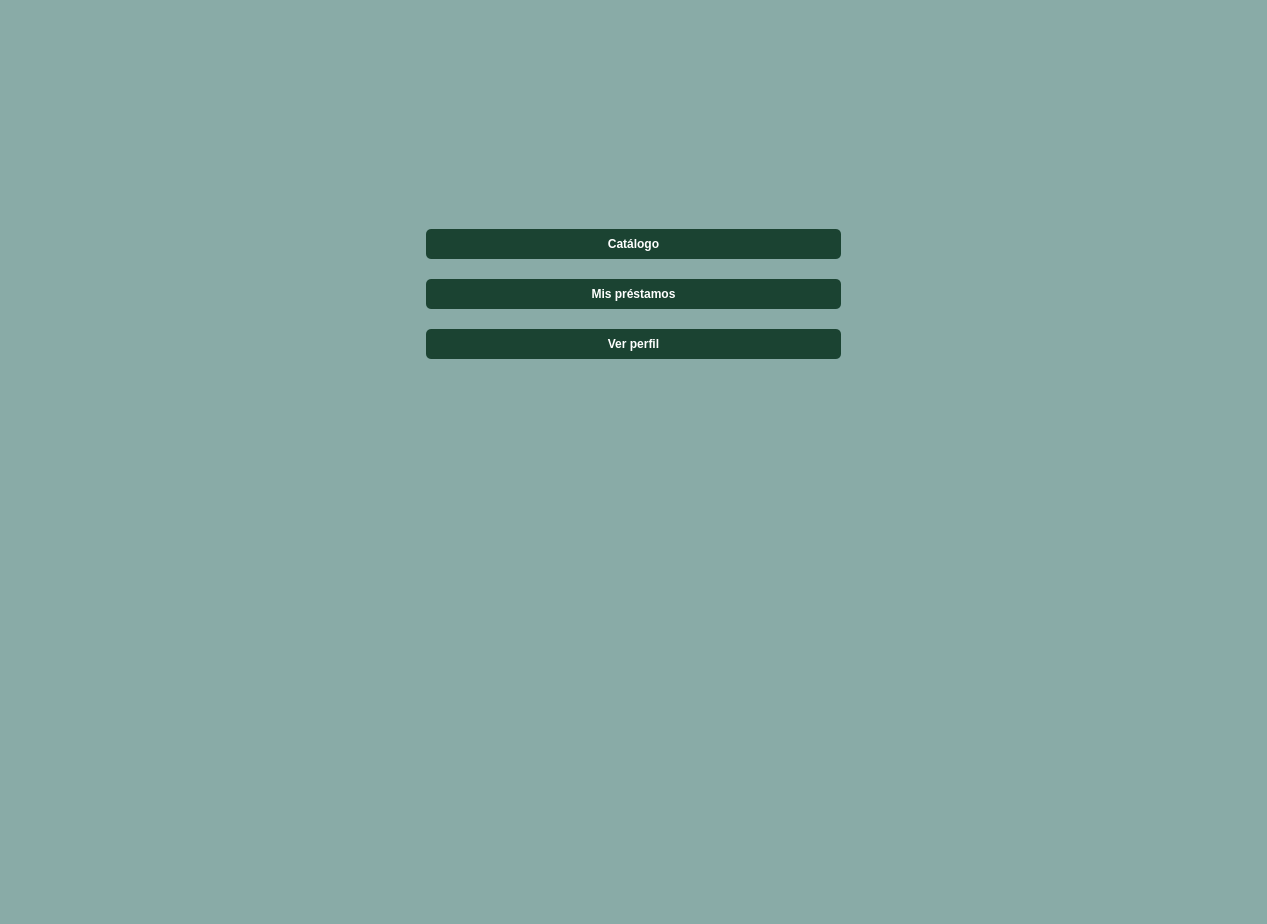
The window that src/vista/Ui/VistaEstudiante.ui (ivantm1/proyecto-software) describes before a commit, drawn with Qt 5.
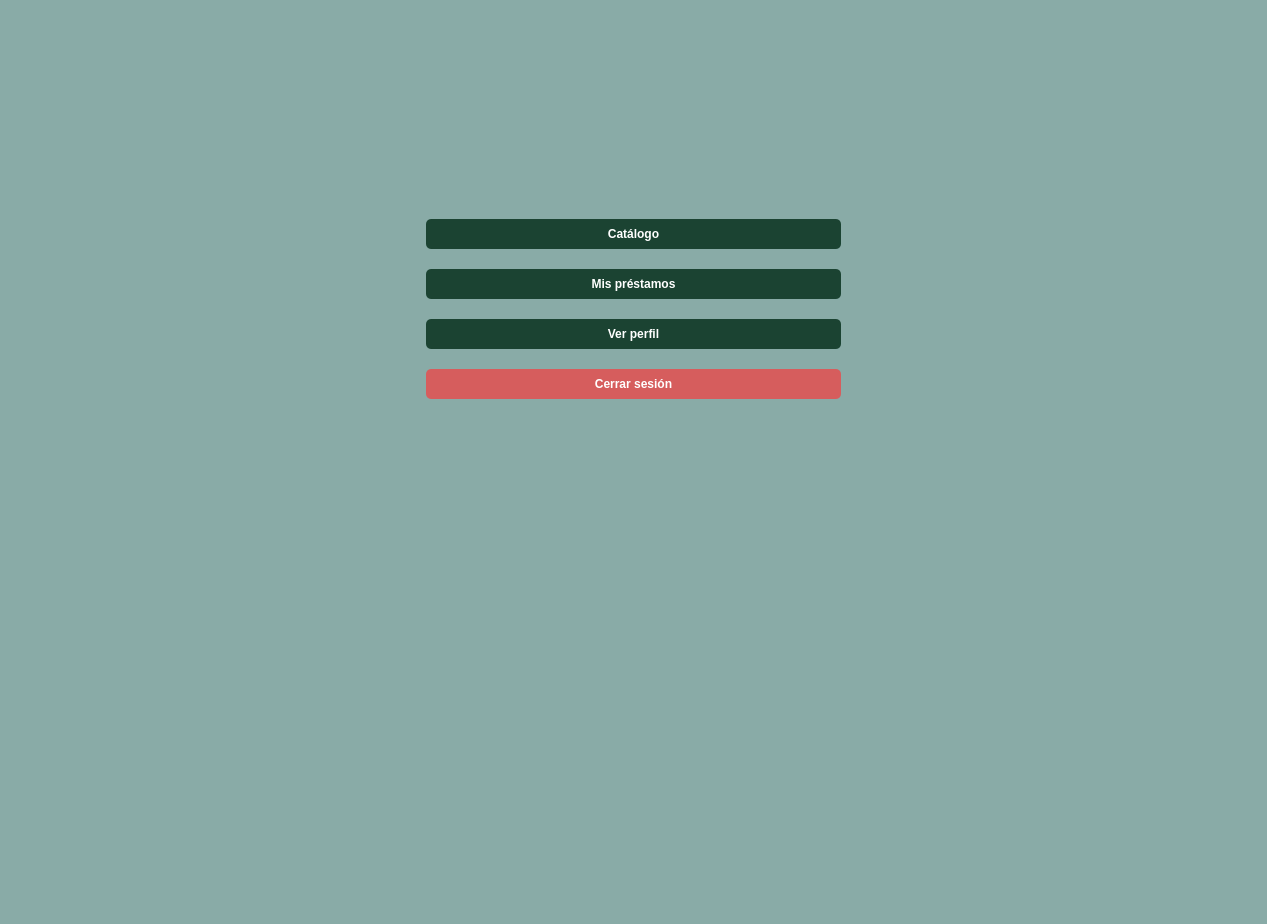
The same window after the commit. Icons and pictures are not drawn.

Commit message: "Boton de cerrar sesion y vista ed mis prestamos"

Diff of the .ui file:
```diff
--- a/src/vista/Ui/VistaEstudiante.ui
+++ b/src/vista/Ui/VistaEstudiante.ui
@@ -190,6 +190,31 @@
        </property>
       </widget>
      </item>
+     <item>
+      <widget class="QPushButton" name="boton_cerrar">
+       <property name="styleSheet">
+        <string notr="true">QPushButton {
+    background-color: #D65D5D; 
+    color: white;  
+    border-radius: 5px; 
+    padding: 8px;  
+    font-weight: bold;
+    border: none;
+}
+
+QPushButton:hover {
+    background-color: #FF9696; 
+}
+
+QPushButton:pressed {
+    background-color: #D65D5D; 
+}</string>
+       </property>
+       <property name="text">
+        <string>Cerrar sesión</string>
+       </property>
+      </widget>
+     </item>
      <item>
       <spacer name="verticalSpacer_7">
        <property name="orientation">
```
The commit also changes 2 other files.
